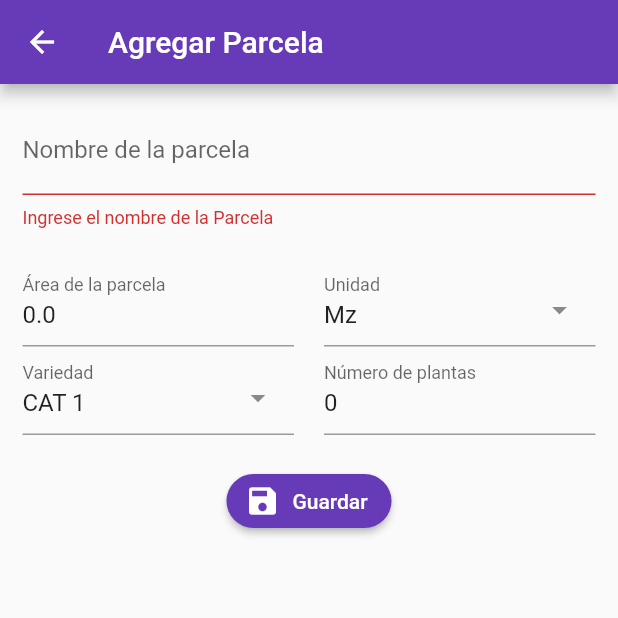
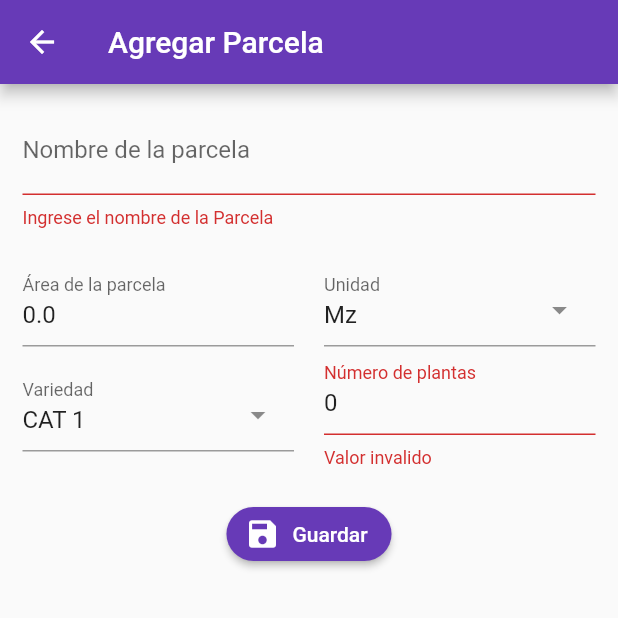
Before and after one commit to pabloismael90/app_plaga_enfermedades, a Flutter app: the AgregarParcela screen opened by its route, after a tap on "Guardar", on a phone screen of 412 x 824 dp, the top half of it. Run offline on Flutter 3.47's test engine with Material 2 defaults, Android fonts, the light colour scheme and no system bars; drawn by our look-alikes of select_form_field; our stand-ins replace flutter_swiper, sqflite; missing offline and left inert: multiselect_formfield; accounts and stored records are empty.

Commit message:
agragando validacion parcela

```diff
--- a/lib/src/pages/parcelas/parcela_form.dart
+++ b/lib/src/pages/parcelas/parcela_form.dart
@@ -19,6 +19,8 @@ class AgregarParcela extends StatefulWidget {
   _AgregarParcelaState createState() => _AgregarParcelaState();
 }
 
+
+
 class _AgregarParcelaState extends State<AgregarParcela> {
 
     final formKey = GlobalKey<FormState>();
@@ -29,17 +31,30 @@ class _AgregarParcelaState extends State<AgregarParcela> {
     bool _guardando = false;
     var uuid = Uuid();
 
+
+
+    Future getparcelas(String idFinca) async{
+        List<Parcela> parcelas = await DBProvider.db.getTodasParcelasIdFinca(idFinca);
+
+        Finca finca = await DBProvider.db.getFincaId(idFinca);
+
+        return [finca, parcelas];
+    }
+
+
     @override
     Widget build(BuildContext context) {
 
 
         String fincaid ;
+        Finca finca = Finca();
         var dataRoute = ModalRoute.of(context).settings.arguments;
 
         //print(dataRoute);
 
-        if (dataRoute.runtimeType == String) {
-            fincaid = dataRoute;
+        if (dataRoute.runtimeType == Finca) {
+            finca = dataRoute;
+            fincaid = finca.id;
         } else {
             if (dataRoute != null){
                 parcela = dataRoute;
@@ -66,7 +81,7 @@ class _AgregarParcelaState extends State<AgregarParcela> {
                                 Row(
                                     children: <Widget>[
                                         Flexible(
-                                            child: _areaFinca(),
+                                            child: _areaFinca(finca,fincaid),
                                         ),
                                         SizedBox(width: 20.0,),
                                         Flexible(
@@ -118,7 +133,29 @@ class _AgregarParcelaState extends State<AgregarParcela> {
 
     }
 
-    Widget _areaFinca(){
+    Widget _areaFinca(Finca finca, String fincaid){
+
+        return FutureBuilder(
+            future: getparcelas(fincaid),
+            builder: (BuildContext context, AsyncSnapshot snapshot) {
+                if (!snapshot.hasData) {
+                    return CircularProgressIndicator();
+                }
+                double sumaParcelas = 0.0;
+                double valorsuma = 0.0;
+                finca = snapshot.data[0];
+                List<Parcela> listParcela = snapshot.data[1];
+
+                for (var item in listParcela) {
+                    sumaParcelas = sumaParcelas+item.areaLote;
+                }
+
+                sumaParcelas = sumaParcelas - parcela.areaLote;
+
+                //print(listParcela.length);
+                //print(sumaParcelas);
+
+                //print(finca.toJson());
 
                 return TextFormField(
                     initialValue: parcela.areaLote.toString(),
@@ -129,12 +166,22 @@ class _AgregarParcelaState extends State<AgregarParcela> {
                     validator: (value) {
 
                         if (utils.isNumeric(value)){
+
+                            valorsuma = double.parse(value) + sumaParcelas;
+                            print(valorsuma);
+                            print(finca.areaFinca);
+                            if (valorsuma <= finca.areaFinca) {
                                 return null;
+                            } else {
+                                return 'Area parcelas mayor a Finca';
+                            }
                         }else{
                             return 'Solo números';
                         }
                     },
                     onSaved: (value) => parcela.areaLote = double.parse(value),
+                );
+            },
         );
 
     }
@@ -189,9 +236,16 @@ class _AgregarParcelaState extends State<AgregarParcela> {
             validator: (value) {
 
                 final isDigitsOnly = int.tryParse(value);
-                return isDigitsOnly == null
-                    ? 'Solo números enteros'
-                    : null;
+                if (isDigitsOnly == null) {
+                    return 'Solo números enteros';
+                }
+                if (isDigitsOnly <= 0) {
+                    return 'Valor invalido';
+                }else{
+                    return null;
+                }
+
+
 
             },
             onSaved: (value) => parcela.numeroPlanta = int.parse(value),
--- a/lib/src/pages/parcelas/parcelas_page.dart
+++ b/lib/src/pages/parcelas/parcelas_page.dart
@@ -10,8 +10,6 @@ class ParcelaPage extends StatefulWidget {
     @override
     _ParcelaPageState createState() => _ParcelaPageState();
 }
-
-
 
 
 final fincasBloc = new FincasBloc();
@@ -95,7 +93,7 @@ class _ParcelaPageState extends State<ParcelaPage> {
                                 ),
                             ),
                             Divider(),
-                            Expanded(child: _listaDeParcelas(snapshot.data, context),)
+                            Expanded(child: _listaDeParcelas(snapshot.data, fincaData, context),)
 
                         ],
                     ),
@@ -141,12 +139,12 @@ class _ParcelaPageState extends State<ParcelaPage> {
             textColor: Colors.white,
             label: Text('Agregar parcela'),
             //onPressed:(_guardando) ? null : _submit,
-            onPressed:() => Navigator.pushNamed(context, 'addParcela', arguments: finca.id),
+            onPressed:() => Navigator.pushNamed(context, 'addParcela', arguments: finca),
         );
     }
 
 
-    Widget  _listaDeParcelas(List parcelas, BuildContext context){
+    Widget  _listaDeParcelas(List parcelas, Finca finca, BuildContext context){
         return ListView.builder(
             itemBuilder: (context, index) {
                 return GestureDetector(
--- a/lib/src/providers/db_provider.dart
+++ b/lib/src/providers/db_provider.dart
@@ -266,6 +266,7 @@ class DBProvider {
     }
 
     Future<List<Parcela>> getTodasParcelasIdFinca(String idFinca) async{
+
         final db = await database;
         final res = await db.query('Parcela', where: 'idFinca = ?', whereArgs: [idFinca]);
         List<Parcela> list = res.isNotEmpty
```
Also changed, not shown: 1 other file. Lines whose indentation alone changed are shown as unchanged.
